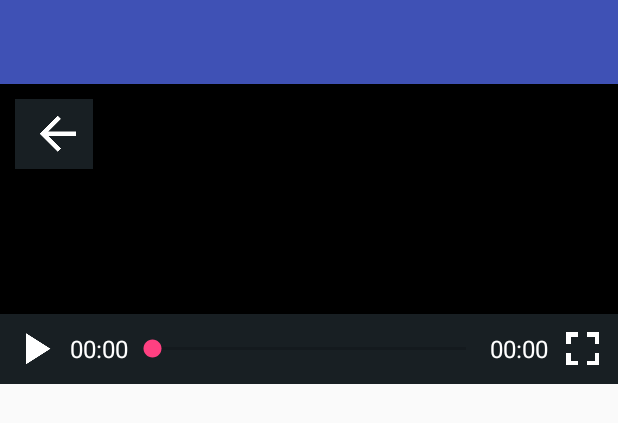
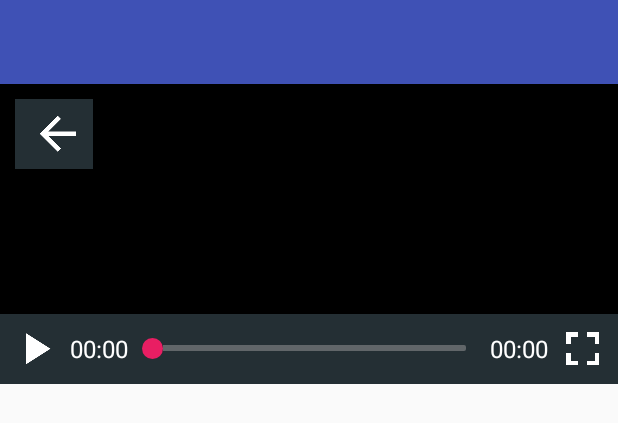
Before and after one commit to Rukey7/IjkPlayerView, an Android app: the layout activity_ijk_player.xml on its own in the app's theme, with its tools: preview values and no code run, on a phone screen of 412 x 824 dp. Shown: the top 423 px of the screen. Run offline under Robolectric (Android 15) with nearby library versions, the phone set to English and light mode, and no system bars.

Commit message:
更新进度条样式

```diff
--- /dev/null
+++ b/playerview/src/main/res/drawable/layer_seek_progress.xml
@@ -0,0 +1,32 @@
+<?xml version="1.0" encoding="utf-8"?>
+<layer-list xmlns:android="http://schemas.android.com/apk/res/android">
+
+    <item android:id="@android:id/background">
+        <shape>
+            <solid android:color="@color/seek_background"/>
+            <size android:height="3dp"/>
+            <corners android:radius="1.5dp"/>
+        </shape>
+    </item>
+
+    <item android:id="@android:id/secondaryProgress">
+        <clip>
+            <shape>
+                <solid android:color="@color/seek_secondary_progress"/>
+                <size android:height="3dp"/>
+                <corners android:radius="1.5dp"/>
+            </shape>
+        </clip>
+    </item>
+
+    <item android:id="@android:id/progress">
+        <clip>
+            <shape>
+                <solid android:color="@color/seek_progress"/>
+                <size android:height="3dp"/>
+                <corners android:radius="1.5dp"/>
+            </shape>
+        </clip>
+    </item>
+
+</layer-list>
--- /dev/null
+++ b/playerview/src/main/res/drawable/shape_seek_ball.xml
@@ -0,0 +1,9 @@
+<?xml version="1.0" encoding="utf-8"?>
+<shape xmlns:android="http://schemas.android.com/apk/res/android"
+       android:shape="oval">
+
+    <size
+        android:width="14dip"
+        android:height="14dip"/>
+    <solid android:color="@color/seek_ball"/>
+</shape>
--- a/playerview/src/main/res/layout/layout_bottom_bar.xml
+++ b/playerview/src/main/res/layout/layout_bottom_bar.xml
@@ -5,12 +5,12 @@
 
     <LinearLayout
         android:id="@+id/ll_bottom_bar"
-        android:visibility="visible"
         android:layout_width="match_parent"
         android:layout_height="wrap_content"
         android:layout_gravity="bottom"
         android:background="@color/bg_video_view"
-        android:orientation="horizontal">
+        android:orientation="horizontal"
+        android:visibility="visible">
 
         <ImageView
             android:id="@+id/iv_play"
@@ -30,9 +30,13 @@
 
         <SeekBar
             android:id="@+id/player_seek"
+            android:progressDrawable="@drawable/layer_seek_progress"
+            android:thumb="@drawable/shape_seek_ball"
+            android:minHeight="4dp"
+            android:maxHeight="4dp"
             android:layout_width="0dp"
             android:layout_height="wrap_content"
-            android:layout_gravity="center"
+            android:layout_gravity="center_vertical"
             android:layout_weight="1"/>
 
         <TextView
--- a/playerview/src/main/res/layout/layout_touch_gestures.xml
+++ b/playerview/src/main/res/layout/layout_touch_gestures.xml
@@ -8,8 +8,8 @@
         android:layout_gravity="center"
         android:background="@drawable/shape_video_bg"
         android:visibility="gone"
-        android:layout_width="80dp"
-        android:layout_height="80dp">
+        android:layout_width="100dp"
+        android:layout_height="100dp">
 
         <!-- 声音 -->
         <TextView
@@ -44,7 +44,6 @@
             android:layout_height="wrap_content"
             android:layout_gravity="center"
             android:drawablePadding="5dp"
-            android:drawableTop="@mipmap/ic_fast_forward"
             android:gravity="center"
             android:text="50%"
             android:textColor="@android:color/white"
--- a/playerview/src/main/res/values/colors.xml
+++ b/playerview/src/main/res/values/colors.xml
@@ -1,5 +1,11 @@
 <?xml version="1.0" encoding="utf-8"?>
 <resources>
 
-    <color name="bg_video_view">#40607d8b</color>
+    <color name="bg_video_view">#60607d8b</color>
+
+    <color name="seek_background">#809e9e9e</color>
+    <color name="seek_progress">#cce91e63</color>
+    <color name="seek_secondary_progress">#88f48fb1</color>
+    <color name="seek_ball">#ffe91e63</color>
+    <color name="seek_ball_outside">#88f06292</color>
 </resources>
```
Also changed, not shown: playerview/src/main/java/com/dl7/playerview/media/PlayerView.java (+53 -29 lines), playerview/src/main/java/com/dl7/playerview/utils/StringUtils.java (+4 -3 lines).
